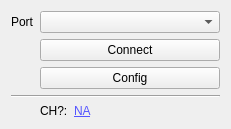
The window that WidgetNanovolt.ui (AGuilbault/Microcal) describes before a commit, drawn with Qt 5.
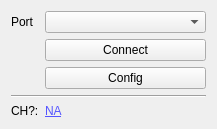
The same window after the commit.

Diff of the .ui file:
```diff
--- a/WidgetNanovolt.ui
+++ b/WidgetNanovolt.ui
@@ -6,14 +6,14 @@
    <rect>
     <x>0</x>
     <y>0</y>
-    <width>231</width>
+    <width>217</width>
     <height>126</height>
    </rect>
   </property>
   <property name="windowTitle">
    <string>Keithley 2182A</string>
   </property>
-  <layout class="QFormLayout" name="formLayout">
+  <layout class="QGridLayout" name="gridLayout">
    <item row="0" column="0">
     <widget class="QLabel" name="_label_1">
      <property name="text">
@@ -21,31 +21,7 @@
      </property>
     </widget>
    </item>
-   <item row="0" column="1">
-    <widget class="QComboBox" name="combo_port"/>
-   </item>
-   <item row="1" column="1">
-    <widget class="QPushButton" name="btn_connect">
-     <property name="text">
-      <string>Connect</string>
-     </property>
-    </widget>
-   </item>
-   <item row="2" column="1">
-    <widget class="QPushButton" name="btn_config">
-     <property name="text">
-      <string>Config</string>
-     </property>
-    </widget>
-   </item>
-   <item row="3" column="0" colspan="2">
-    <widget class="Line" name="line">
-     <property name="orientation">
-      <enum>Qt::Horizontal</enum>
-     </property>
-    </widget>
-   </item>
-   <item row="4" column="1">
+   <item row="5" column="0" colspan="6">
     <layout class="QHBoxLayout" name="horizontalLayout">
      <item>
       <widget class="QLabel" name="lbl_channel">
@@ -111,6 +87,49 @@
      </item>
     </layout>
    </item>
+   <item row="1" column="0">
+    <widget class="QLabel" name="connect_status">
+     <property name="text">
+      <string/>
+     </property>
+    </widget>
+   </item>
+   <item row="4" column="0" colspan="6">
+    <widget class="Line" name="line">
+     <property name="orientation">
+      <enum>Qt::Horizontal</enum>
+     </property>
+    </widget>
+   </item>
+   <item row="2" column="1" colspan="5">
+    <widget class="QPushButton" name="btn_config">
+     <property name="sizePolicy">
+      <sizepolicy hsizetype="Preferred" vsizetype="Fixed">
+       <horstretch>0</horstretch>
+       <verstretch>0</verstretch>
+      </sizepolicy>
+     </property>
+     <property name="text">
+      <string>Config</string>
+     </property>
+    </widget>
+   </item>
+   <item row="0" column="1" colspan="5">
+    <widget class="QComboBox" name="combo_port"/>
+   </item>
+   <item row="1" column="1" colspan="5">
+    <widget class="QPushButton" name="btn_connect">
+     <property name="sizePolicy">
+      <sizepolicy hsizetype="Preferred" vsizetype="Fixed">
+       <horstretch>0</horstretch>
+       <verstretch>0</verstretch>
+      </sizepolicy>
+     </property>
+     <property name="text">
+      <string>Connect</string>
+     </property>
+    </widget>
+   </item>
   </layout>
  </widget>
  <resources/>
```
